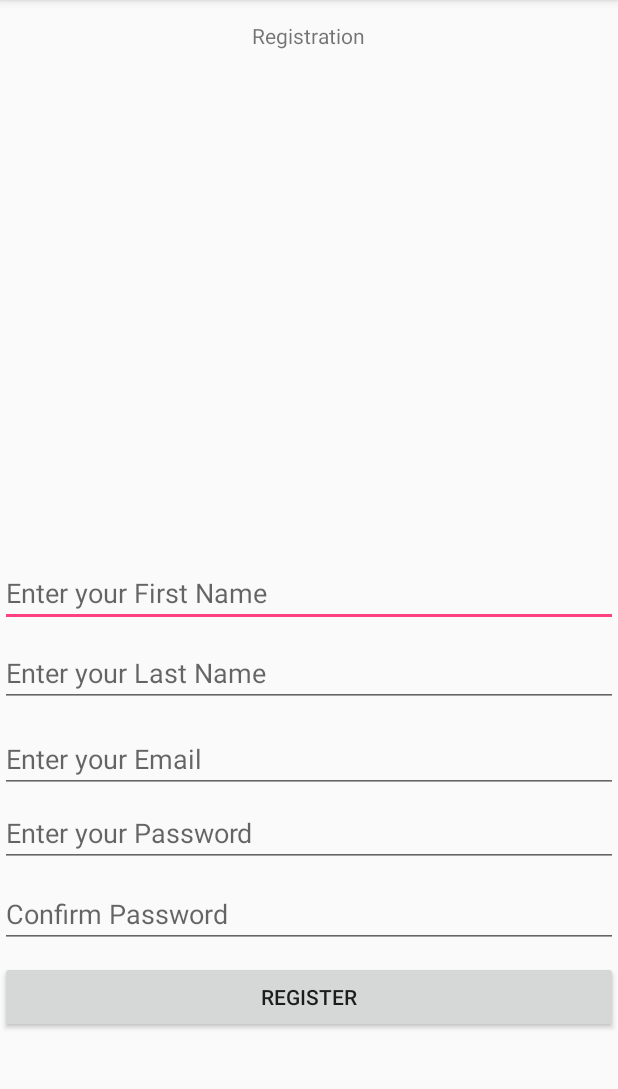
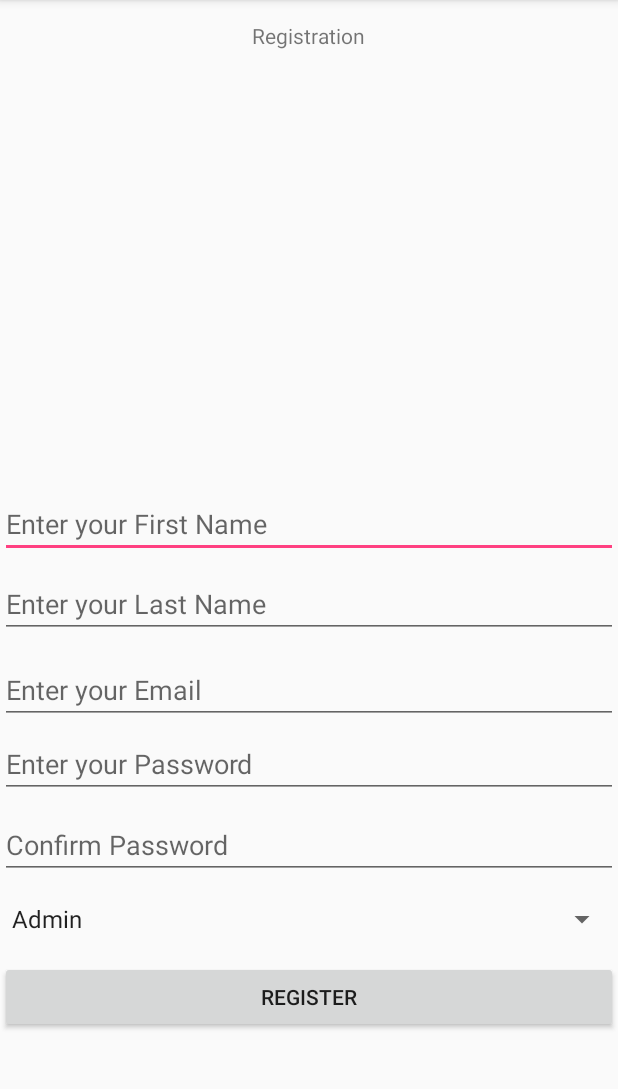
Before and after one commit to AnandPatelGit/COMP313_002_Team05_LIMS_Project, an Android app: the RegisterActivity screen opened directly, with no data from a screen before it, on a phone screen of 412 x 824 dp, the part 84-1173 px from its top. Run offline under Robolectric (Android 15) with nearby library versions, the phone set to English and light mode, and no system bars.

```diff
--- a/app/src/main/java/com/example/anandpatelak/lims_project/RegisterActivity.java
+++ b/app/src/main/java/com/example/anandpatelak/lims_project/RegisterActivity.java
@@ -2,12 +2,25 @@ package com.example.anandpatelak.lims_project;
 
 import android.support.v7.app.AppCompatActivity;
 import android.os.Bundle;
+import android.widget.Adapter;
+import android.widget.ArrayAdapter;
+import android.widget.Spinner;
 
 public class RegisterActivity extends AppCompatActivity {
+
+    Spinner spinnerUser;
 
     @Override
     protected void onCreate(Bundle savedInstanceState) {
         super.onCreate(savedInstanceState);
         setContentView(R.layout.activity_register);
+
+        spinnerUser = (Spinner)findViewById(R.id.spinnerUser);
+
+        ArrayAdapter<CharSequence> adapter = ArrayAdapter.createFromResource(this,
+                R.array.Users, android.R.layout.simple_spinner_item);
+        adapter.setDropDownViewResource(android.R.layout.simple_spinner_dropdown_item);
+        spinnerUser.setAdapter(adapter);
+
     }
 }
--- a/app/src/main/res/layout/activity_login.xml
+++ b/app/src/main/res/layout/activity_login.xml
@@ -43,7 +43,7 @@
                 android:text="@string/label_username_login" />
 
             <EditText
-                android:id="@+id/editTextUsername"
+                android:id="@+id/editTextLoginUsername"
                 android:layout_width="wrap_content"
                 android:layout_height="wrap_content"
                 android:layout_weight="1"
@@ -64,7 +64,7 @@
                 android:text="@string/label_password_login" />
 
             <EditText
-                android:id="@+id/editTextPassword"
+                android:id="@+id/editTextLoginPassword"
                 android:layout_width="wrap_content"
                 android:layout_height="wrap_content"
                 android:layout_weight="0.03"
@@ -132,7 +132,7 @@
             android:orientation="horizontal">
 
             <Button
-                android:id="@+id/buttonRegister"
+                android:id="@+id/buttonLoginRegister"
                 android:layout_width="wrap_content"
                 android:layout_height="wrap_content"
                 android:layout_weight="1"
--- a/app/src/main/res/layout/activity_register.xml
+++ b/app/src/main/res/layout/activity_register.xml
@@ -102,6 +102,18 @@
 
         <LinearLayout
             android:layout_width="match_parent"
+            android:layout_height="46dp"
+            android:orientation="horizontal">
+
+            <Spinner
+                android:id="@+id/spinnerUser"
+                android:layout_width="match_parent"
+                android:layout_height="36dp"
+                android:layout_weight="1" />
+        </LinearLayout>
+
+        <LinearLayout
+            android:layout_width="match_parent"
             android:layout_height="56dp"
             android:orientation="horizontal">
 
--- a/app/src/main/res/values/strings.xml
+++ b/app/src/main/res/values/strings.xml
@@ -13,4 +13,9 @@
     <string name="label_register_button">Register</string>
     <string name="label_student_header">Welcome Student</string>
     <string name="label_student_folders">Available Folders for Submission</string>
+    <array name="Users">
+        <item>Admin</item>
+        <item>Student</item>
+        <item>Instructor</item>
+    </array>
 </resources>
```
Also changed, not shown: app/src/main/java/com/example/anandpatelak/lims_project/DatabaseManager.java (+13 -3 lines), app/src/main/java/com/example/anandpatelak/lims_project/LoginActivity.java (+102 -3 lines).
